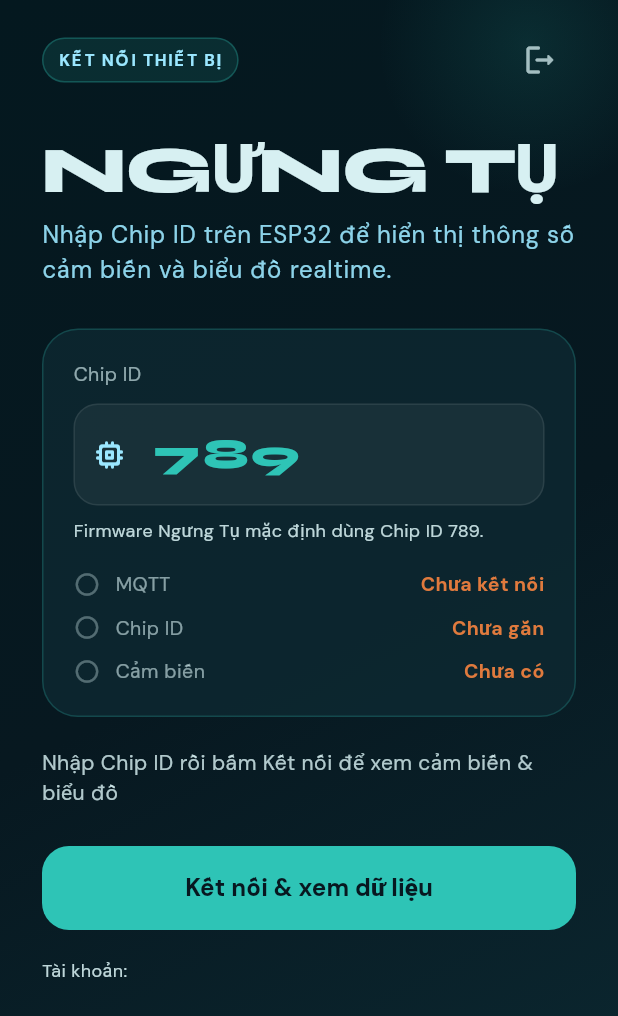
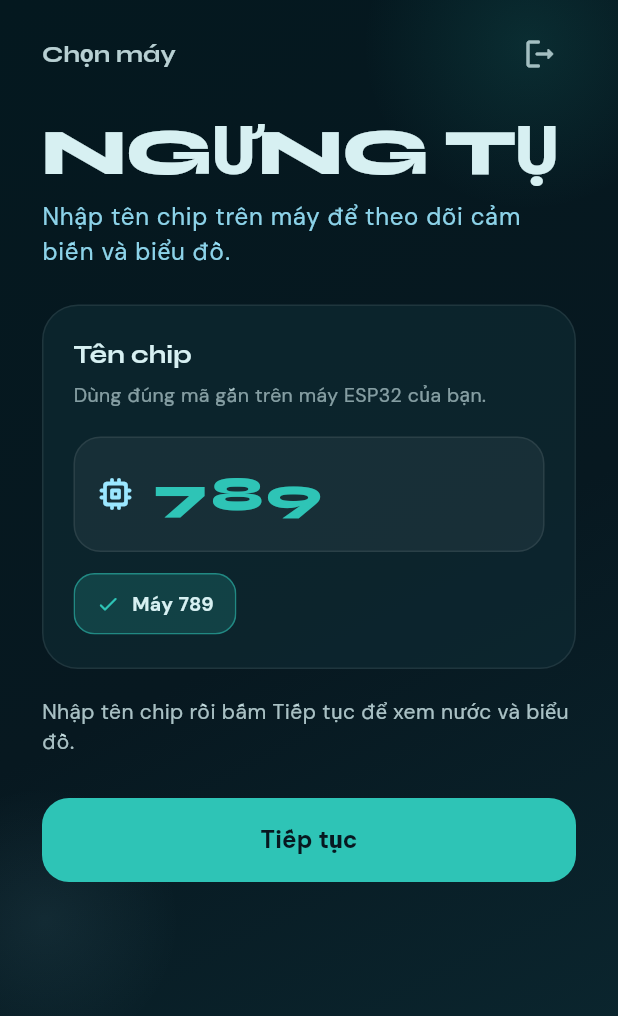
Before and after one commit to duong0411/ngungtu, a Flutter app: the ConnectPage screen opened directly, on a phone screen of 412 x 824 dp. Shown: the top 1016 px of the screen. Run offline on Flutter 3.47's test engine with Material 3 defaults, Android fonts, the phone set to English and light mode, and no system bars; drawn by our look-alikes of flutter_animate; our stand-ins replace fl_chart, google_fonts, shared_preferences; missing offline and left inert: mqtt_client; accounts and stored records are empty.

Commit message:
Simplify connect screen to chip name entry for end users.
Remove MQTT/debug status rows and keep a clean chip picker with friendly waiting hints.

Co-authored-by: Cursor <cursoragent@cursor.com>

```diff
--- a/lib/ui/connect_page.dart
+++ b/lib/ui/connect_page.dart
@@ -9,7 +9,7 @@ import '../core/config.dart';
 import 'theme.dart';
 import 'widgets/feedback.dart';
 
-/// Nhập Chip ID → kết nối MQTT → xác thực thiết bị trước khi xem cảm biến/biểu đồ.
+/// Nhập tên chip → kết nối thiết bị → vào màn cảm biến / biểu đồ.
 class ConnectPage extends StatefulWidget {
   const ConnectPage({super.key});
 
@@ -25,7 +25,9 @@ class _ConnectPageState extends State<ConnectPage> {
   @override
   void initState() {
     super.initState();
-    _chip = TextEditingController(text: AppConfig.chipId);
+    _chip = TextEditingController(
+      text: AppConfig.chipId == AppConfig.defaultChipId ? AppConfig.defaultChipId : AppConfig.chipId,
+    );
     WidgetsBinding.instance.addPostFrameCallback((_) => _showPendingBanner());
   }
 
@@ -35,7 +37,6 @@ class _ConnectPageState extends State<ConnectPage> {
     if (msg != null) {
       _bannerShown = true;
       setState(() => _successStatus = msg);
-      showAppSnack(context, message: msg, success: true);
     }
   }
 
@@ -48,7 +49,7 @@ class _ConnectPageState extends State<ConnectPage> {
   Future<void> _connect() async {
     final id = _chip.text.trim();
     if (id.isEmpty) {
-      showAppSnack(context, message: 'Vui lòng nhập Chip ID của máy ESP32');
+      showAppSnack(context, message: 'Vui lòng nhập tên chip của máy');
       return;
     }
 
@@ -60,37 +61,34 @@ class _ConnectPageState extends State<ConnectPage> {
     if (!mounted) return;
 
     if (!ok) {
-      showAppSnack(context, message: 'Chưa kết nối MQTT — kiểm tra mạng rồi thử lại');
+      showAppSnack(context, message: 'Chưa kết nối được — kiểm tra mạng rồi thử lại');
       return;
     }
 
     showAppSnack(
       context,
-      message: 'Đã gửi yêu cầu — đang chờ chip $id phản hồi...',
+      message: 'Đang tìm máy $id...',
       success: true,
     );
+  }
+
+  String _friendlyHint(CondenserProvider c, String chip) {
+    if (c.connecting) return 'Đang kết nối với máy của bạn...';
+    if (!c.chipBound) return 'Nhập tên chip rồi bấm Tiếp tục để xem nước và biểu đồ.';
+    if (!c.mqttConnected) return 'Chưa kết nối được — hãy thử lại.';
+    if (!c.chipVerified || c.linkedChipId != AppConfig.chipId) {
+      return 'Đang chờ máy $chip phản hồi...';
+    }
+    if (!c.online && !c.hasTelemetry) return 'Máy $chip chưa sẵn sàng — hãy bật thiết bị.';
+    return 'Đã tìm thấy máy — đang mở bảng theo dõi...';
   }
 
   @override
   Widget build(BuildContext context) {
     final c = context.watch<CondenserProvider>();
     final auth = context.watch<AuthProvider>();
-    final chip = _chip.text.trim().isEmpty ? AppConfig.chipId : _chip.text.trim();
-
-    String step;
-    if (c.connecting) {
-      step = 'Đang kết nối MQTT...';
-    } else if (!c.chipBound) {
-      step = 'Nhập Chip ID rồi bấm Kết nối để xem cảm biến & biểu đồ';
-    } else if (!c.mqttConnected) {
-      step = 'Chưa kết nối MQTT — kéo xuống hoặc bấm Kết nối lại';
-    } else if (!c.chipVerified || c.linkedChipId != AppConfig.chipId) {
-      step = 'Đã MQTT — đang chờ chip $chip phản hồi...';
-    } else if (!c.online && !c.hasTelemetry) {
-      step = 'Chip $chip chưa online';
-    } else {
-      step = 'Đã xác thực chip $chip — vào bảng điều khiển...';
-    }
+    final chip = _chip.text.trim().isEmpty ? AppConfig.defaultChipId : _chip.text.trim();
+    final waiting = c.chipBound && !c.canEnterSystem;
 
     return Scaffold(
       body: Container(
@@ -106,9 +104,9 @@ class _ConnectPageState extends State<ConnectPage> {
         child: Stack(
           children: [
             Positioned(
-              top: -70,
-              right: -40,
-              child: _orb(200, NgungTuTheme.aqua.withValues(alpha: 0.12))
+              top: -80,
+              right: -50,
+              child: _orb(220, NgungTuTheme.aqua.withValues(alpha: 0.12))
                   .animate(onPlay: (a) => a.repeat(reverse: true))
                   .scale(
                     begin: const Offset(0.96, 0.96),
@@ -116,32 +114,22 @@ class _ConnectPageState extends State<ConnectPage> {
                     duration: 5.seconds,
                   ),
             ),
+            Positioned(
+              bottom: 120,
+              left: -60,
+              child: _orb(180, NgungTuTheme.ice.withValues(alpha: 0.07)),
+            ),
             SafeArea(
-              child: RefreshIndicator(
-                color: NgungTuTheme.aqua,
-                onRefresh: () async {
-                  if (c.chipBound) await c.reconnect();
-                },
               child: ListView(
-                  physics: const AlwaysScrollableScrollPhysics(parent: BouncingScrollPhysics()),
-                  padding: const EdgeInsets.fromLTRB(28, 16, 28, 32),
+                padding: const EdgeInsets.fromLTRB(28, 12, 28, 32),
                 children: [
                   Row(
                     children: [
-                        Container(
-                          padding: const EdgeInsets.symmetric(horizontal: 10, vertical: 6),
-                          decoration: BoxDecoration(
-                            borderRadius: BorderRadius.circular(999),
-                            color: NgungTuTheme.aqua.withValues(alpha: 0.12),
-                            border: Border.all(color: NgungTuTheme.aqua.withValues(alpha: 0.28)),
-                          ),
-                          child: Text(
-                            'KẾT NỐI THIẾT BỊ',
-                            style: Theme.of(context).textTheme.labelLarge?.copyWith(
-                                  color: NgungTuTheme.ice,
-                                  fontSize: 11,
-                                  letterSpacing: 1.1,
-                                ),
+                      Text(
+                        'Chọn máy',
+                        style: Theme.of(context).textTheme.titleLarge?.copyWith(
+                              fontSize: 16,
+                              color: NgungTuTheme.soft.withValues(alpha: 0.85),
                             ),
                       ),
                       const Spacer(),
@@ -159,7 +147,7 @@ class _ConnectPageState extends State<ConnectPage> {
                       ),
                     ],
                   ),
-                    const SizedBox(height: 28),
+                  const SizedBox(height: 20),
                   Text(
                     'NGƯNG TỤ',
                     style: Theme.of(context).textTheme.displayMedium?.copyWith(
@@ -170,133 +158,146 @@ class _ConnectPageState extends State<ConnectPage> {
                   ).animate().fadeIn(duration: 400.ms).slideY(begin: 0.08),
                   const SizedBox(height: 10),
                   Text(
-                      'Nhập Chip ID trên ESP32 để hiển thị thông số cảm biến và biểu đồ realtime.',
+                    'Nhập tên chip trên máy để theo dõi cảm biến và biểu đồ.',
                     style: Theme.of(context).textTheme.bodyLarge?.copyWith(
                           color: NgungTuTheme.ice.withValues(alpha: 0.9),
                           height: 1.45,
                           fontSize: 16,
                         ),
                   ),
-                    const SizedBox(height: 28),
+                  const SizedBox(height: 24),
                   if (_successStatus != null) ...[
                     Container(
                       width: double.infinity,
-                        padding: const EdgeInsets.all(16),
-                        margin: const EdgeInsets.only(bottom: 16),
+                      padding: const EdgeInsets.all(14),
+                      margin: const EdgeInsets.only(bottom: 18),
                       decoration: BoxDecoration(
-                          borderRadius: BorderRadius.circular(18),
+                        borderRadius: BorderRadius.circular(16),
                         color: NgungTuTheme.aqua.withValues(alpha: 0.14),
                         border: Border.all(color: NgungTuTheme.aqua.withValues(alpha: 0.35)),
                       ),
                       child: Row(
                         children: [
-                            const Icon(Icons.check_circle_rounded, color: NgungTuTheme.aqua),
-                            const SizedBox(width: 12),
+                          const Icon(Icons.check_circle_rounded, color: NgungTuTheme.aqua, size: 22),
+                          const SizedBox(width: 10),
                           Expanded(
                             child: Text(
                               _successStatus!,
                               style: const TextStyle(
                                 color: NgungTuTheme.soft,
                                 fontWeight: FontWeight.w700,
-                                  fontSize: 15,
+                                fontSize: 14,
                               ),
                             ),
                           ),
                         ],
                       ),
-                      ).animate().fadeIn(duration: 350.ms).slideY(begin: -0.08),
+                    ).animate().fadeIn(duration: 350.ms),
                   ],
                   Container(
-                      padding: const EdgeInsets.all(20),
+                    padding: const EdgeInsets.fromLTRB(20, 22, 20, 22),
                     decoration: BoxDecoration(
                       borderRadius: BorderRadius.circular(24),
-                        color: NgungTuTheme.panel.withValues(alpha: 0.72),
-                        border: Border.all(color: NgungTuTheme.aqua.withValues(alpha: 0.22)),
+                      color: NgungTuTheme.panel.withValues(alpha: 0.65),
+                      border: Border.all(color: Colors.white.withValues(alpha: 0.08)),
                     ),
                     child: Column(
                       crossAxisAlignment: CrossAxisAlignment.start,
                       children: [
                         Text(
-                            'Chip ID',
+                          'Tên chip',
+                          style: Theme.of(context).textTheme.titleLarge?.copyWith(fontSize: 17),
+                        ),
+                        const SizedBox(height: 6),
+                        Text(
+                          'Dùng đúng mã gắn trên máy ESP32 của bạn.',
                           style: Theme.of(context).textTheme.bodyMedium?.copyWith(
-                                  color: NgungTuTheme.soft.withValues(alpha: 0.65),
+                                color: NgungTuTheme.soft.withValues(alpha: 0.6),
                                 fontSize: 13,
                               ),
                         ),
-                          const SizedBox(height: 10),
+                        const SizedBox(height: 18),
                         TextField(
                           controller: _chip,
                           keyboardType: TextInputType.number,
+                          textInputAction: TextInputAction.done,
+                          onSubmitted: (_) {
+                            if (!c.connecting) _connect();
+                          },
                           inputFormatters: [
                             FilteringTextInputFormatter.allow(RegExp(r'[0-9A-Za-z_\-]')),
                           ],
                           style: Theme.of(context).textTheme.displayMedium?.copyWith(
-                                  fontSize: 28,
+                                fontSize: 32,
                                 color: NgungTuTheme.aqua,
-                                  letterSpacing: 1.5,
+                                letterSpacing: 2,
                               ),
                           decoration: InputDecoration(
-                              hintText: AppConfig.defaultChipId,
+                            hintText: 'Ví dụ ${AppConfig.defaultChipId}',
                             hintStyle: TextStyle(
-                                color: NgungTuTheme.aqua.withValues(alpha: 0.35),
-                                fontSize: 28,
-                                fontWeight: FontWeight.w800,
+                              color: NgungTuTheme.aqua.withValues(alpha: 0.28),
+                              fontSize: 22,
+                              fontWeight: FontWeight.w700,
+                              letterSpacing: 0.5,
                             ),
-                              prefixIcon: const Icon(Icons.memory_rounded, color: NgungTuTheme.ice),
+                            prefixIcon: const Padding(
+                              padding: EdgeInsets.only(left: 8),
+                              child: Icon(Icons.memory_rounded, color: NgungTuTheme.ice, size: 28),
+                            ),
                             filled: true,
                             fillColor: Colors.white.withValues(alpha: 0.05),
-                              contentPadding: const EdgeInsets.symmetric(horizontal: 16, vertical: 18),
+                            contentPadding: const EdgeInsets.symmetric(horizontal: 16, vertical: 20),
                             enabledBorder: OutlineInputBorder(
-                                borderRadius: BorderRadius.circular(16),
+                              borderRadius: BorderRadius.circular(18),
                               borderSide: BorderSide(color: Colors.white.withValues(alpha: 0.08)),
                             ),
                             focusedBorder: OutlineInputBorder(
-                                borderRadius: BorderRadius.circular(16),
+                              borderRadius: BorderRadius.circular(18),
                               borderSide: const BorderSide(color: NgungTuTheme.aqua, width: 1.5),
                             ),
                           ),
                           onChanged: (_) => setState(() {}),
                         ),
-                          const SizedBox(height: 8),
-                          Text(
-                            'Firmware Ngưng Tụ mặc định dùng Chip ID ${AppConfig.defaultChipId}.',
-                            style: Theme.of(context).textTheme.bodyMedium?.copyWith(fontSize: 12),
+                        const SizedBox(height: 14),
+                        Wrap(
+                          spacing: 8,
+                          runSpacing: 8,
+                          children: [
+                            _ChipSuggestion(
+                              label: AppConfig.defaultChipId,
+                              selected: _chip.text.trim() == AppConfig.defaultChipId,
+                              onTap: () {
+                                setState(() => _chip.text = AppConfig.defaultChipId);
+                              },
                             ),
-                          const SizedBox(height: 18),
-                          _statusRow('MQTT', c.mqttConnected ? 'Đã kết nối' : 'Chưa kết nối', c.mqttConnected),
-                          const SizedBox(height: 10),
-                          _statusRow(
-                            'Chip ID',
-                            c.chipVerified && c.linkedChipId == AppConfig.chipId
-                                ? 'Khớp ${c.linkedChipId}'
-                                : c.chipBound
-                                    ? 'Đang chờ $chip'
-                                    : 'Chưa gắn',
-                            c.chipVerified && c.linkedChipId == AppConfig.chipId,
-                          ),
-                          const SizedBox(height: 10),
-                          _statusRow(
-                            'Cảm biến',
-                            c.hasTelemetry
-                                ? 'Có dữ liệu'
-                                : c.online
-                                    ? 'Online'
-                                    : 'Chưa có',
-                            c.hasTelemetry || c.online,
+                          ],
                         ),
                       ],
                     ),
                   ).animate().fadeIn(delay: 80.ms).slideY(begin: 0.05),
-                    const SizedBox(height: 20),
-                    Text(
-                      step,
+                  const SizedBox(height: 18),
+                  AnimatedSwitcher(
+                    duration: const Duration(milliseconds: 250),
+                    child: Text(
+                      _friendlyHint(c, chip),
+                      key: ValueKey(_friendlyHint(c, chip)),
                       style: Theme.of(context).textTheme.bodyMedium?.copyWith(
                             fontSize: 14,
-                            color: NgungTuTheme.soft.withValues(alpha: 0.82),
+                            color: NgungTuTheme.soft.withValues(alpha: 0.78),
                             height: 1.4,
                           ),
                     ),
-                    const SizedBox(height: 26),
+                  ),
+                  if (waiting) ...[
+                    const SizedBox(height: 16),
+                    const LinearProgressIndicator(
+                      color: NgungTuTheme.aqua,
+                      backgroundColor: Color(0x332EC4B6),
+                      minHeight: 3,
+                      borderRadius: BorderRadius.all(Radius.circular(99)),
+                    ),
+                  ],
+                  const SizedBox(height: 28),
                   SizedBox(
                     height: 56,
                     width: double.infinity,
@@ -305,6 +306,7 @@ class _ConnectPageState extends State<ConnectPage> {
                       style: FilledButton.styleFrom(
                         backgroundColor: NgungTuTheme.aqua,
                         foregroundColor: NgungTuTheme.deep,
+                        disabledBackgroundColor: NgungTuTheme.aqua.withValues(alpha: 0.4),
                         shape: RoundedRectangleBorder(borderRadius: BorderRadius.circular(18)),
                       ),
                       child: c.connecting
@@ -317,54 +319,28 @@ class _ConnectPageState extends State<ConnectPage> {
                               ),
                             )
                           : Text(
-                                c.chipBound ? 'Kết nối lại' : 'Kết nối & xem dữ liệu',
+                              waiting ? 'Thử lại' : 'Tiếp tục',
                               style: const TextStyle(fontWeight: FontWeight.w800, fontSize: 16),
                             ),
                     ),
                   ),
                   if (auth.user?.email != null) ...[
-                      const SizedBox(height: 18),
+                    const SizedBox(height: 20),
                     Text(
-                        'Tài khoản: ${auth.user!.email}',
-                        style: Theme.of(context).textTheme.bodyMedium?.copyWith(fontSize: 12),
+                      auth.user!.email,
+                      textAlign: TextAlign.center,
+                      style: Theme.of(context).textTheme.bodyMedium?.copyWith(
+                            fontSize: 12,
+                            color: NgungTuTheme.soft.withValues(alpha: 0.45),
+                          ),
                     ),
                   ],
                 ],
               ),
             ),
-            ),
           ],
         ),
       ),
-    );
-  }
-
-  Widget _statusRow(String label, String value, bool ok) {
-    return Row(
-      children: [
-        Icon(
-          ok ? Icons.check_circle_rounded : Icons.radio_button_unchecked,
-          size: 18,
-          color: ok ? NgungTuTheme.aqua : NgungTuTheme.soft.withValues(alpha: 0.35),
-        ),
-        const SizedBox(width: 10),
-        Text(
-          label,
-          style: TextStyle(
-            color: NgungTuTheme.soft.withValues(alpha: 0.6),
-            fontSize: 13,
-          ),
-        ),
-        const Spacer(),
-        Text(
-          value,
-          style: TextStyle(
-            color: ok ? NgungTuTheme.soft : NgungTuTheme.copper,
-            fontWeight: FontWeight.w700,
-            fontSize: 13,
-          ),
-        ),
-      ],
     );
   }
 
@@ -379,3 +355,59 @@ class _ConnectPageState extends State<ConnectPage> {
     );
   }
 }
+
+class _ChipSuggestion extends StatelessWidget {
+  const _ChipSuggestion({
+    required this.label,
+    required this.selected,
+    required this.onTap,
+  });
+
+  final String label;
+  final bool selected;
+  final VoidCallback onTap;
+
+  @override
+  Widget build(BuildContext context) {
+    return Material(
+      color: Colors.transparent,
+      child: InkWell(
+        onTap: onTap,
+        borderRadius: BorderRadius.circular(14),
+        child: Ink(
+          padding: const EdgeInsets.symmetric(horizontal: 14, vertical: 10),
+          decoration: BoxDecoration(
+            borderRadius: BorderRadius.circular(14),
+            color: selected
+                ? NgungTuTheme.aqua.withValues(alpha: 0.18)
+                : Colors.white.withValues(alpha: 0.04),
+            border: Border.all(
+              color: selected
+                  ? NgungTuTheme.aqua.withValues(alpha: 0.55)
+                  : Colors.white.withValues(alpha: 0.1),
+            ),
+          ),
+          child: Row(
+            mainAxisSize: MainAxisSize.min,
+            children: [
+              Icon(
+                selected ? Icons.check_rounded : Icons.devices_rounded,
+                size: 16,
+                color: selected ? NgungTuTheme.aqua : NgungTuTheme.soft.withValues(alpha: 0.55),
+              ),
+              const SizedBox(width: 8),
+              Text(
+                'Máy $label',
+                style: TextStyle(
+                  color: selected ? NgungTuTheme.soft : NgungTuTheme.soft.withValues(alpha: 0.75),
+                  fontWeight: FontWeight.w700,
+                  fontSize: 13,
+                ),
+              ),
+            ],
+          ),
+        ),
+      ),
+    );
+  }
+}
```
Lines whose indentation alone changed are shown as unchanged.
